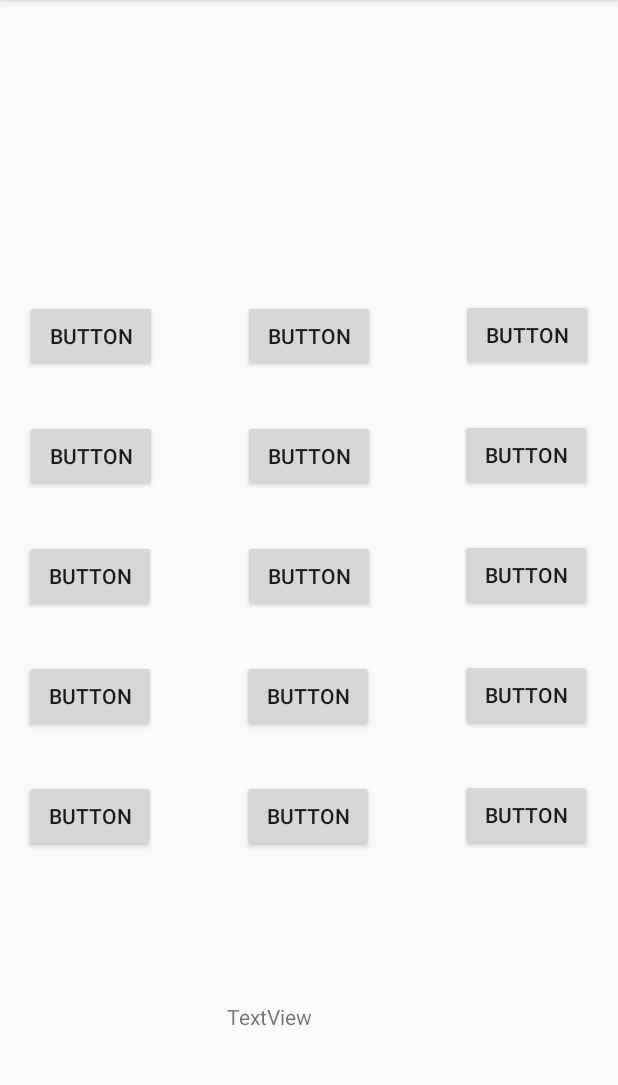
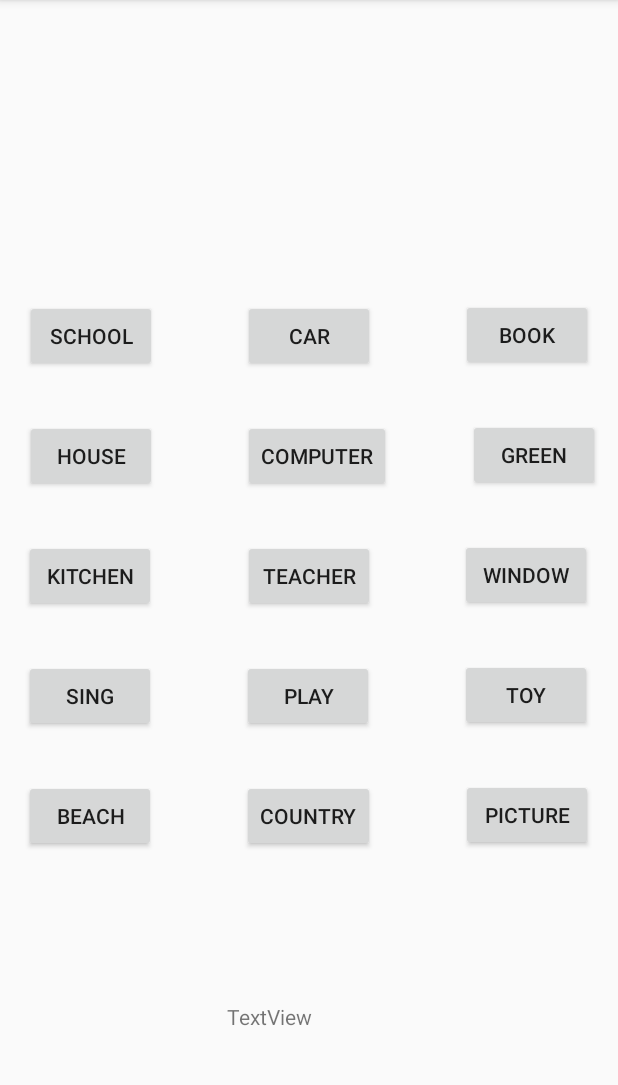
Before and after one commit to almepi/ED, an Android app: the screen it shows after launch (MainActivity), on a phone screen of 412 x 824 dp, the part 84-1169 px from its top. Run offline under Robolectric (Android 15) with nearby library versions, the phone set to English and light mode, and no system bars.

```diff
--- a/ADiccionario/app/src/main/java/com/example/adiccionario/MainActivity.java
+++ b/ADiccionario/app/src/main/java/com/example/adiccionario/MainActivity.java
@@ -13,7 +13,7 @@ import static com.example.adiccionario.R.id.button60;
 public class MainActivity extends AppCompatActivity {
 
 
-    Button[] botones = new Button[15];
+    //Button[] botones = new Button[15];
 
 
 
@@ -22,23 +22,54 @@ public class MainActivity extends AppCompatActivity {
         super.onCreate(savedInstanceState);
         setContentView(R.layout.activity_main);
 
-        botones[0]= (Button) findViewById(R.id.button48);
-        botones[1]= (Button) findViewById(R.id.button53);
-        botones[2]= (Button) findViewById(R.id.button54);
-        botones[3]= (Button) findViewById(R.id.button45);
-        botones[4]= (Button) findViewById(R.id.button46);
-        botones[5]= (Button) findViewById(R.id.button47);
-        botones[6]= (Button) findViewById(R.id.button43);
-        botones[7]= (Button) findViewById(R.id.button42);
-        botones[8]= (Button) findViewById(R.id.button44);
-        botones[9]= (Button) findViewById(R.id.button55);
-        botones[10]= (Button) findViewById(R.id.button56);
-        botones[11]= (Button) findViewById(R.id.button57);
-        botones[12]= (Button) findViewById(R.id.button58);
-        botones[13]= (Button) findViewById(R.id.button59);
-        botones[14]= (Button) findViewById(R.id.button60);
+        /*botones[0]= findViewById(R.id.button48);
+        botones[1]= findViewById(R.id.button53);
+        botones[2]= findViewById(R.id.button54);
+        botones[3]= findViewById(R.id.button45);
+        botones[4]= findViewById(R.id.button46);
+        botones[5]= findViewById(R.id.button47);
+        botones[6]= findViewById(R.id.button43);
+        botones[7]= findViewById(R.id.button42);
+        botones[8]= findViewById(R.id.button44);
+        botones[9]= findViewById(R.id.button55);
+        botones[10]= findViewById(R.id.button56);
+        botones[11]= findViewById(R.id.button57);
+        botones[12]= findViewById(R.id.button58);
+        botones[13]= findViewById(R.id.button59);
+        botones[14]= findViewById(R.id.button60);
+    }*/
+
+        Button boton1 = (Button)findViewById(R.id.button48);
+        boton1.setText("School");
+        Button boton2 = (Button)findViewById(R.id.button53);
+        boton2.setText("Car");
+        Button boton3 = (Button)findViewById(R.id.button54);
+        boton3.setText("Book");
+        Button boton4 = (Button)findViewById(R.id.button45);
+        boton4.setText("House");
+        Button boton5 = (Button)findViewById(R.id.button46);
+        boton5.setText("Computer");
+        Button boton6 = (Button)findViewById(R.id.button47);
+        boton6.setText("Green");
+        Button boton7 = (Button)findViewById(R.id.button43);
+        boton7.setText("Kitchen");
+        Button boton8 = (Button)findViewById(R.id.button42);
+        boton8.setText("Teacher");
+        Button boton9 = (Button)findViewById(R.id.button44);
+        boton9.setText("Window");
+        Button boton10 = (Button)findViewById(R.id.button55);
+        boton10.setText("Sing");
+        Button boton11 = (Button)findViewById(R.id.button56);
+        boton11.setText("Play");
+        Button boton12 = (Button)findViewById(R.id.button57);
+        boton12.setText("Toy");
+        Button boton13 = (Button)findViewById(R.id.button58);
+        boton13.setText("Beach");
+        Button boton14 = (Button)findViewById(R.id.button59);
+        boton14.setText("Country");
+        Button boton15 = (Button)findViewById(R.id.button60);
+        boton15.setText("Picture");
     }
-
 
     ArrayList<String> palabras = new ArrayList<>();
 
```
